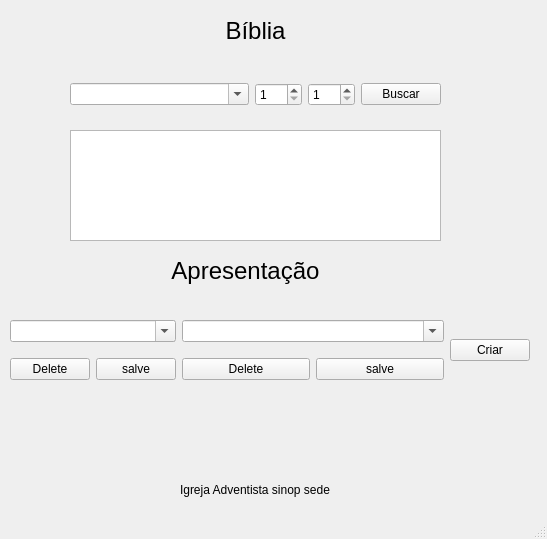
Old version of the form from.ui in the repository eltonfernando/obs_biblia_animation.
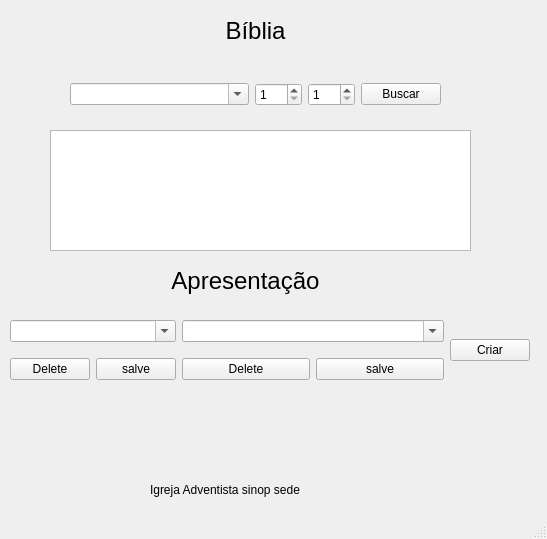
New version of the form.

Patch:
```diff
--- a/from.ui
+++ b/from.ui
@@ -84,10 +84,10 @@
    <widget class="QTextEdit" name="textEdit_saida">
     <property name="geometry">
      <rect>
-      <x>70</x>
+      <x>50</x>
       <y>130</y>
-      <width>371</width>
-      <height>111</height>
+      <width>421</width>
+      <height>121</height>
      </rect>
     </property>
    </widget>
@@ -95,7 +95,7 @@
     <property name="geometry">
      <rect>
       <x>160</x>
-      <y>240</y>
+      <y>250</y>
       <width>171</width>
       <height>61</height>
      </rect>
@@ -237,7 +237,7 @@
    <widget class="QLabel" name="label_2">
     <property name="geometry">
      <rect>
-      <x>180</x>
+      <x>150</x>
       <y>480</y>
       <width>221</width>
       <height>20</height>
```
Left out of the diff: 2 changed lines with no effect on the pictures.
